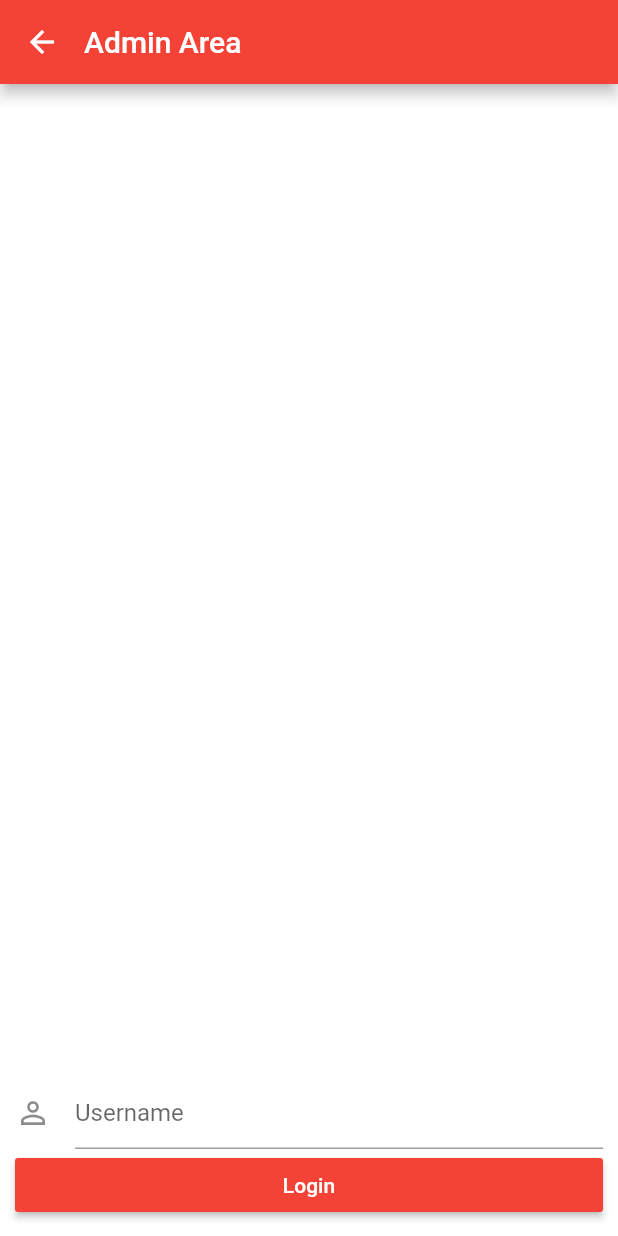
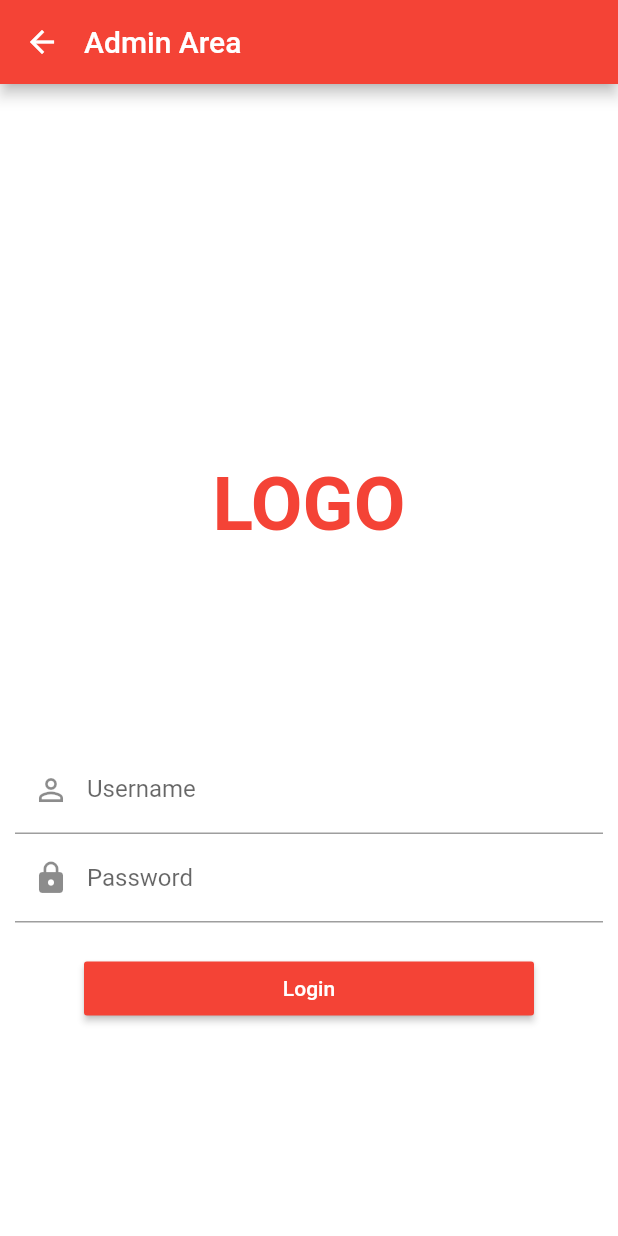
Before and after one commit to israelalagbe/HelloFlutter, a Flutter app: the PropertyAdminLogin screen opened directly, after a tap on "Login", on a phone screen of 412 x 824 dp. Run offline on Flutter 3.47's test engine with Material 2 defaults, Android fonts, the light colour scheme and no system bars.

Commit message:
Admin login form

```diff
--- a/lib/property/property-admin-login.dart
+++ b/lib/property/property-admin-login.dart
@@ -6,6 +6,12 @@ class PropertyAdminLogin extends StatefulWidget {
 }
 
 class _PropertyAdminLoginState extends State<PropertyAdminLogin> {
+  final usernameCtl = TextEditingController();
+  final passwordCtl = TextEditingController();
+  _login() {
+    print(usernameCtl.value.text);
+    print(passwordCtl.value.text);
+  }
   @override
   Widget build(BuildContext context) {
     return Scaffold(
@@ -20,30 +26,64 @@ class _PropertyAdminLoginState extends State<PropertyAdminLogin> {
         onTap: () {
           FocusScope.of(context).requestFocus(new FocusNode());
         },
+        child: LayoutBuilder(builder:
+            (BuildContext context, BoxConstraints viewportConstraints) {
+          //Contrained box is used here cos of the single child scrollview
+          return SingleChildScrollView(
+              child: ConstrainedBox(
+            constraints: BoxConstraints(
+              minHeight: viewportConstraints.maxHeight,
+            ),
             child: Container(
               color: Colors.white,
               child: Column(
-            mainAxisAlignment: MainAxisAlignment.end,
+                mainAxisAlignment: MainAxisAlignment.center,
                 children: <Widget>[
+                  Container(
+                    height: 300,
+                    child: Center(
+                      child: Text(
+                        "LOGO",
+                        textDirection: TextDirection.ltr,
+                        style: TextStyle(
+                            fontSize: 50,
+                            fontWeight: FontWeight.bold,
+                            color: Colors.red),
+                      ),
+                    ),
+                  ),
                   Container(
                     padding: EdgeInsets.all(10),
                     child: Column(
                       children: <Widget>[
                         TextFormField(
                           decoration: InputDecoration(
-                          icon: Icon(Icons.person_outline),
-                          hintText: "Username",
-                          hasFloatingPlaceholder: true),
+                            prefixIcon: Icon(Icons.person_outline),
+                            labelText: "Username",
+                          ),
+                          controller: usernameCtl,
+
+                        ),
+                        TextFormField(
+                          decoration: InputDecoration(
+                            prefixIcon: Icon(Icons.lock),
+                            labelText: "Password",
+                          ),
+                          controller: passwordCtl,
+                          obscureText: true,
                         ),
                         SizedBox(
-                      width: double.infinity,
+                          height: 20,
+                        ),
+                        SizedBox(
+                          width: 300,
                           child: RaisedButton(
                             color: Colors.red,
                             child: Text(
                               "Login",
                               style: TextStyle(color: Colors.white),
                             ),
-                        onPressed: () {},
+                            onPressed: _login,
                           ),
                         )
                       ],
@@ -52,6 +92,8 @@ class _PropertyAdminLoginState extends State<PropertyAdminLogin> {
                 ],
               ),
             ),
+          ));
+        }),
       ),
     );
   }
```
Lines whose indentation alone changed are shown as unchanged.
